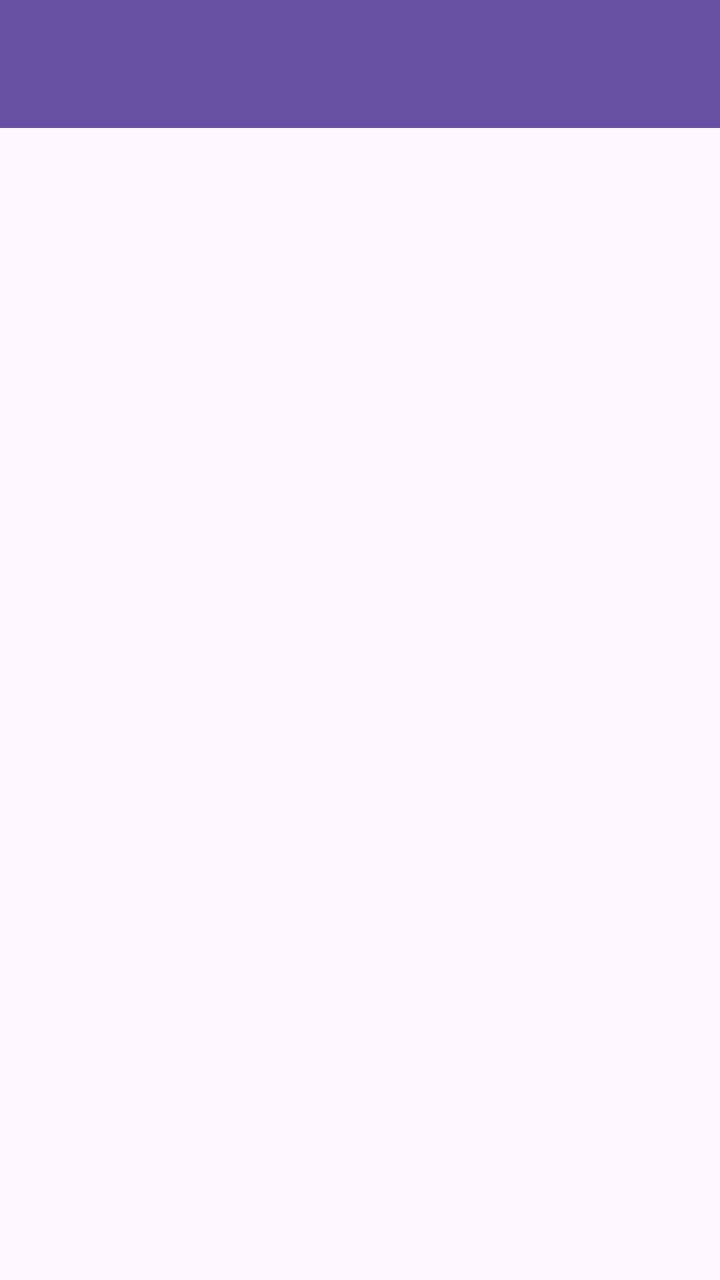
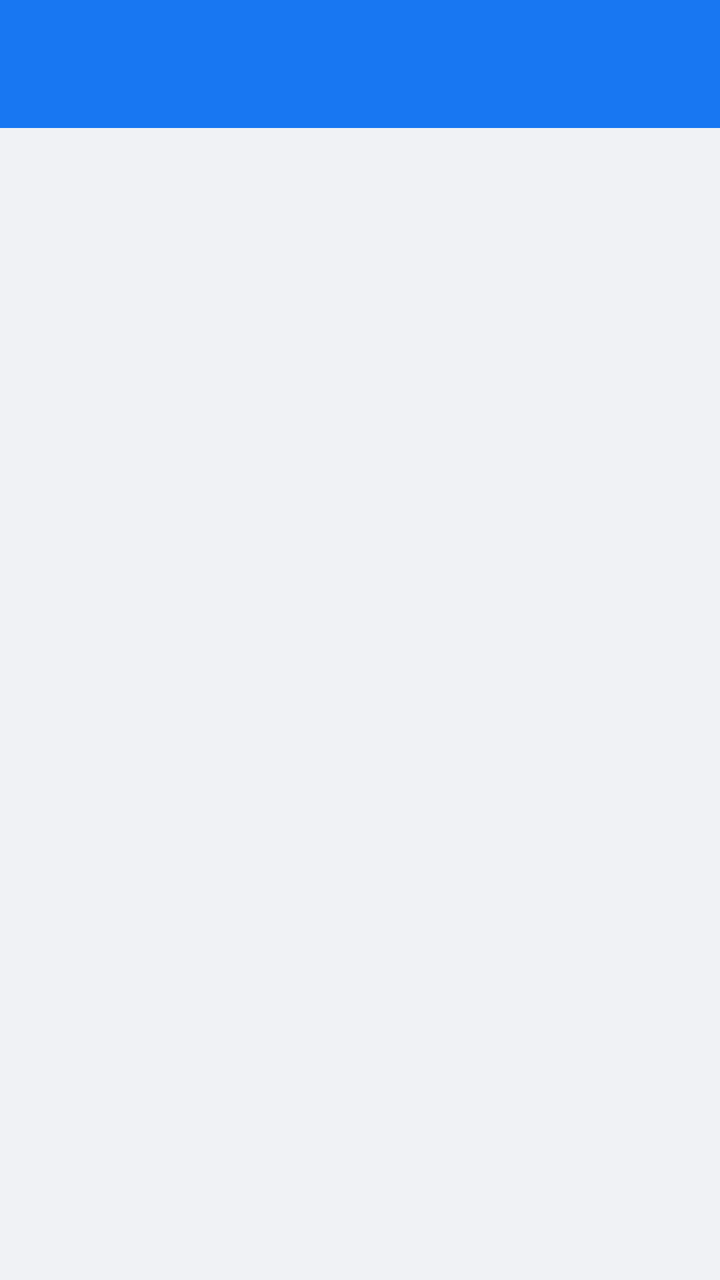

Before-and-after screenshots of an Android layout around one commit, followed by the original layout XML and the change that was made.
<!-- AndroidManifest.xml: application theme Theme.VirtualStore -->
<!-- res/layout/activity_history.xml -->
<LinearLayout xmlns:android="http://schemas.android.com/apk/res/android"
    xmlns:app="http://schemas.android.com/apk/res-auto"
    android:orientation="vertical"
    android:layout_width="match_parent"
    android:layout_height="match_parent">

    
    <androidx.appcompat.widget.Toolbar
        android:id="@+id/toolbar"
        android:layout_width="match_parent"
        android:layout_height="?attr/actionBarSize"
        android:background="?attr/colorPrimary"
        android:titleTextColor="@android:color/white"/>

    
    <androidx.recyclerview.widget.RecyclerView
        android:id="@+id/recyclerHistory"
        android:layout_width="match_parent"
        android:layout_height="match_parent"/>

</LinearLayout>
<!-- resources referenced by this layout -->
<resources>
  <style name="Theme.VirtualStore" parent="Base.Theme.VirtualStore" />
  <style name="Base.Theme.VirtualStore" parent="Theme.Material3.DayNight.NoActionBar">
          
          
      </style>
</resources>

<!-- the commit's change to res/layout/activity_history.xml (unified diff, before → after) -->
@@ -1,21 +1,19 @@
 <LinearLayout xmlns:android="http://schemas.android.com/apk/res/android"
-    xmlns:app="http://schemas.android.com/apk/res-auto"
     android:orientation="vertical"
+    android:background="@color/fb_background"
     android:layout_width="match_parent"
     android:layout_height="match_parent">
 
-    
     <androidx.appcompat.widget.Toolbar
         android:id="@+id/toolbar"
         android:layout_width="match_parent"
         android:layout_height="?attr/actionBarSize"
-        android:background="?attr/colorPrimary"
-        android:titleTextColor="@android:color/white"/>
+        android:background="@color/fb_blue"
+        android:titleTextColor="@color/white"/>
 
-    
     <androidx.recyclerview.widget.RecyclerView
         android:id="@+id/recyclerHistory"
+        android:padding="8dp"
         android:layout_width="match_parent"
         android:layout_height="match_parent"/>
-
 </LinearLayout>
<!-- resource entries referenced after the edit -->
@@ -1,5 +1,8 @@
 <!-- resources referenced by this layout -->
 <resources>
+  <color name="fb_background">#F0F2F5</color>
+  <color name="fb_blue">#1877F2</color>
+  <color name="white">#FFFFFF</color>
   <style name="Theme.VirtualStore" parent="Base.Theme.VirtualStore" />
   <style name="Base.Theme.VirtualStore" parent="Theme.Material3.DayNight.NoActionBar">
           
